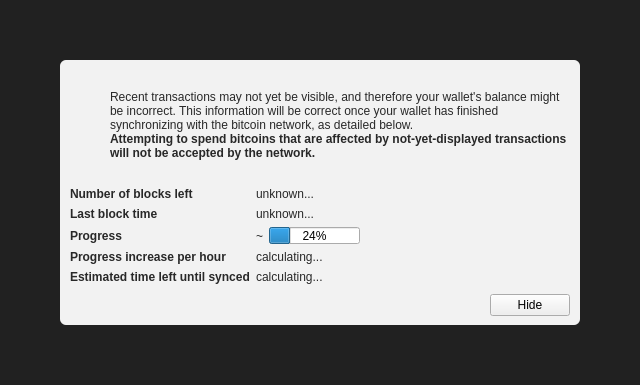
The window that src/qt/forms/modaloverlay.ui (dashpay/dash) describes before a commit, drawn with Qt 5.
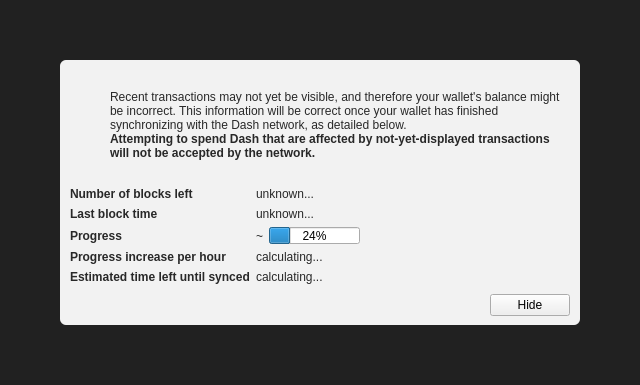
The same window after the commit. Icons and pictures are not drawn. Custom widgets are drawn as their Qt base class.

Commit message: Replace Bitcoin with Dash in modal overlay

Diff of the .ui file:
```diff
--- a/src/qt/forms/modaloverlay.ui
+++ b/src/qt/forms/modaloverlay.ui
@@ -130,7 +130,7 @@
              <item>
               <widget class="QLabel" name="infoText">
                <property name="text">
-                <string>Recent transactions may not yet be visible, and therefore your wallet's balance might be incorrect. This information will be correct once your wallet has finished synchronizing with the bitcoin network, as detailed below.</string>
+                <string>Recent transactions may not yet be visible, and therefore your wallet's balance might be incorrect. This information will be correct once your wallet has finished synchronizing with the Dash network, as detailed below.</string>
                </property>
                <property name="textFormat">
                 <enum>Qt::RichText</enum>
@@ -149,7 +149,7 @@
                 </font>
                </property>
                <property name="text">
-                <string>Attempting to spend bitcoins that are affected by not-yet-displayed transactions will not be accepted by the network.</string>
+                <string>Attempting to spend Dash that are affected by not-yet-displayed transactions will not be accepted by the network.</string>
                </property>
                <property name="textFormat">
                 <enum>Qt::RichText</enum>
```
